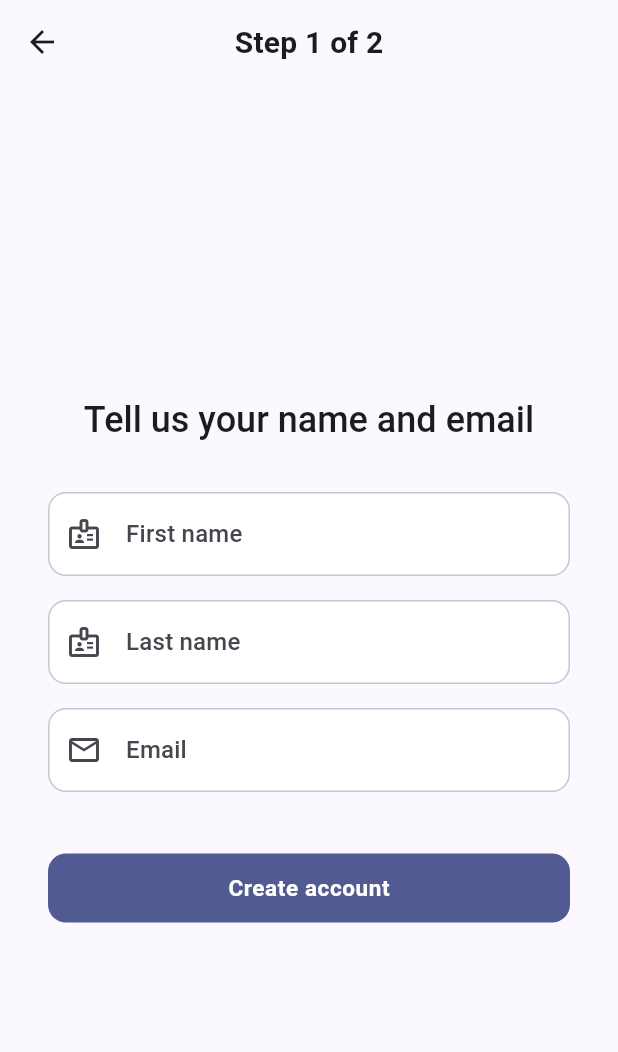
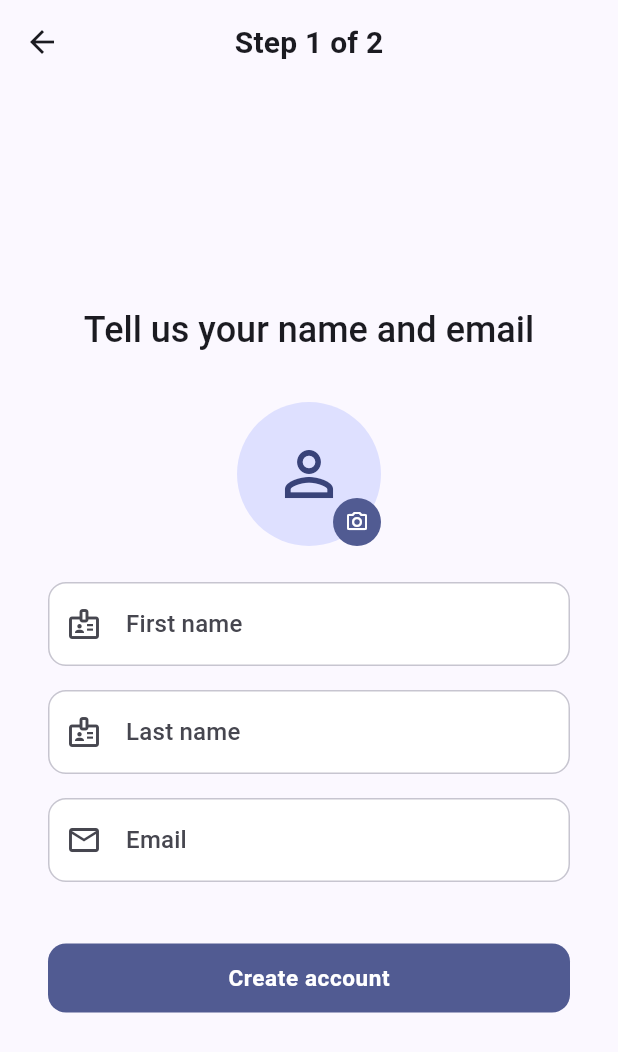
Before and after one commit to JobPlatformCEID/job-platform-frontend, a Flutter app: the RegisterScreen screen opened directly with empty values, swiped to page 2, on a phone screen of 412 x 824 dp. Shown: the top 1052 px of the screen. Run offline on Flutter 3.47's test engine with Material 3 defaults, Android fonts, the phone set to English and light mode, and no system bars; our stand-ins replace flutter_secure_storage, image_picker; accounts and stored records are empty.

Commit message:
frontend: lib/register_screen: Support uploading avatar when registering an account

```diff
--- a/lib/screens/register_screen.dart
+++ b/lib/screens/register_screen.dart
@@ -1,4 +1,6 @@
 import 'package:flutter/material.dart';
+import 'package:image_picker/image_picker.dart';
+import 'dart:typed_data';
 import '../server.dart';
 import '../auth.dart';
 import 'build_profile_screen.dart';
@@ -24,6 +26,21 @@ class _RegisterScreenState extends State<RegisterScreen> {
   final _firstNameController = TextEditingController();
   final _lastNameController = TextEditingController();
   final _emailController = TextEditingController();
+
+  // For avatar uploading on register
+  XFile? _selectedAvatar;
+  Uint8List? _avatarBytes;
+
+  Future<void> _pickAvatar() async {
+    final picker = ImagePicker();
+    final image = await picker.pickImage(source: ImageSource.gallery);
+    if (image == null) return;
+    final bytes = await image.readAsBytes();
+    setState(() {
+      _selectedAvatar = image;
+      _avatarBytes = bytes;
+    });
+  }
 
   // Shared state variables
   bool _isLoading = false;
@@ -78,6 +95,11 @@ class _RegisterScreenState extends State<RegisterScreen> {
         lastName: lastName,
         email: email,
       );
+
+      // Upload avatar if selected
+      if (_selectedAvatar != null && _avatarBytes != null) {
+        await widget.auth.user!.updateAvatar(_avatarBytes!, _selectedAvatar!.name);
+      }
 
       if (mounted) {
         Navigator.of(context).pushReplacement(
@@ -214,6 +236,40 @@ class _RegisterScreenState extends State<RegisterScreen> {
             ),
             const SizedBox(height: 32),
 
+            Center(
+              child: GestureDetector(
+                onTap: _pickAvatar,
+                child: Stack(
+                  children: [
+                    _avatarBytes != null
+                        ? CircleAvatar(
+                            radius: 48,
+                            backgroundImage: MemoryImage(_avatarBytes!),
+                          )
+                        : CircleAvatar(
+                            radius: 48,
+                            backgroundColor: Theme.of(context).colorScheme.primaryContainer,
+                            child: Icon(
+                              Icons.person_outline,
+                              size: 48,
+                              color: Theme.of(context).colorScheme.onPrimaryContainer,
+                            ),
+                          ),
+                    Positioned(
+                      bottom: 0,
+                      right: 0,
+                      child: CircleAvatar(
+                        radius: 16,
+                        backgroundColor: Theme.of(context).colorScheme.primary,
+                        child: Icon(Icons.camera_alt_outlined, size: 16, color: Theme.of(context).colorScheme.onPrimary),
+                      ),
+                    ),
+                  ],
+                ),
+              ),
+            ),
+            const SizedBox(height: 24),
+
             TextField(
               controller: _firstNameController,
               textInputAction: TextInputAction.next,
```
